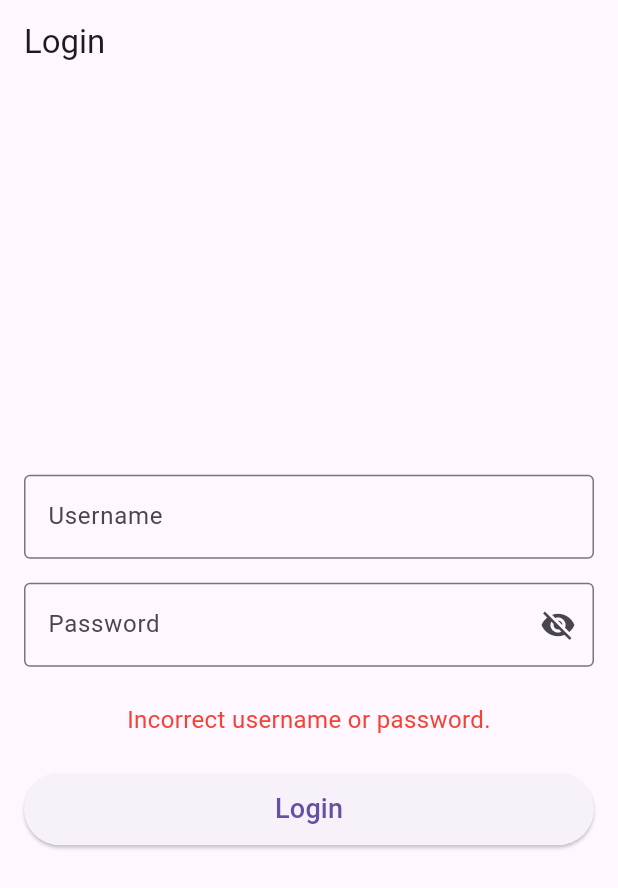
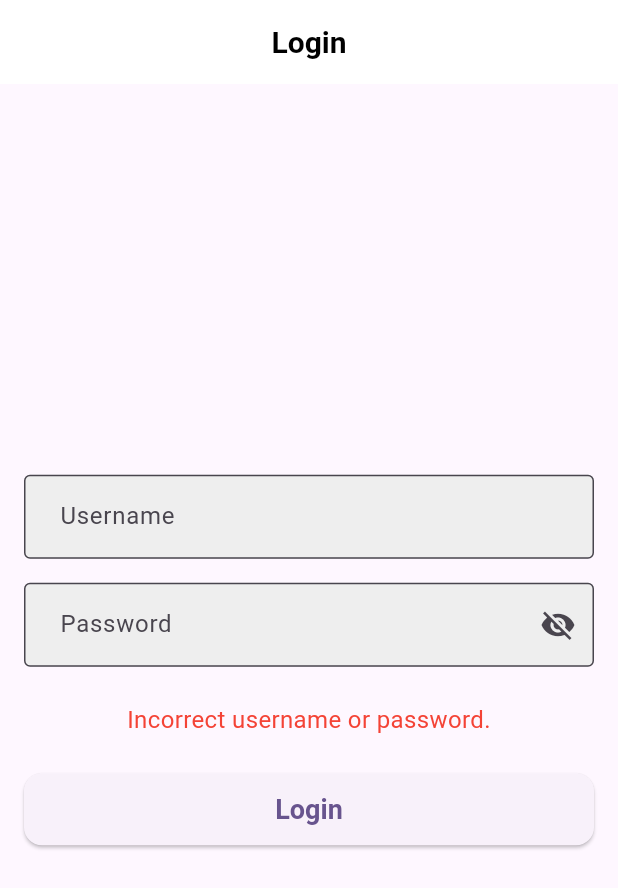
Before and after one commit to SziluChannel/LumiAI, a Flutter app: the screen it shows after launch, after a tap on "Login", on a phone screen of 412 x 824 dp. Shown: the top 888 px of the screen. Run offline on Flutter 3.47's test engine with Material 3 defaults, Android fonts, the phone set to English and light mode, and no system bars; our stand-ins replace camera, flutter_dotenv, flutter_riverpod, flutter_tts, image_picker, permission_handler and 3 more; missing offline and left inert: dart:js_interop, record; generated files the repository leaves out were written again; network calls fail.

```diff
--- a/lib/features/settings/providers/theme_provider.dart
+++ b/lib/features/settings/providers/theme_provider.dart
@@ -118,16 +118,16 @@ ThemeData selectedAppTheme(Ref ref) {
       } else {
         // Ha nincs custom téma, akkor a standard light/dark/system logikát követjük
         return switch (state.appThemeMode) {
-          AppThemeMode.light => ThemeData.light(useMaterial3: true),
-          AppThemeMode.dark => ThemeData.dark(useMaterial3: true),
+          AppThemeMode.light => AppThemes.defaultLightTheme,
+          AppThemeMode.dark => AppThemes.defaultDarkTheme,
           AppThemeMode.system =>
             WidgetsBinding.instance.window.platformBrightness == Brightness.dark
-                ? ThemeData.dark(useMaterial3: true)
-                : ThemeData.light(useMaterial3: true),
+                ? AppThemes.defaultDarkTheme
+                : AppThemes.defaultLightTheme,
         };
       }
     },
-    loading: () => ThemeData.light(useMaterial3: true), // Alapértelmezett betöltés alatt
-    error: (_, __) => ThemeData.light(useMaterial3: true), // Alapértelmezett hiba esetén
+    loading: () => AppThemes.defaultLightTheme, // Alapértelmezett betöltés alatt
+    error: (_, __) => AppThemes.defaultLightTheme, // Alapértelmezett hiba esetén
   );
 }
```
Also changed, not shown: lib/core/constants/app_themes.dart (+92 -4 lines).
